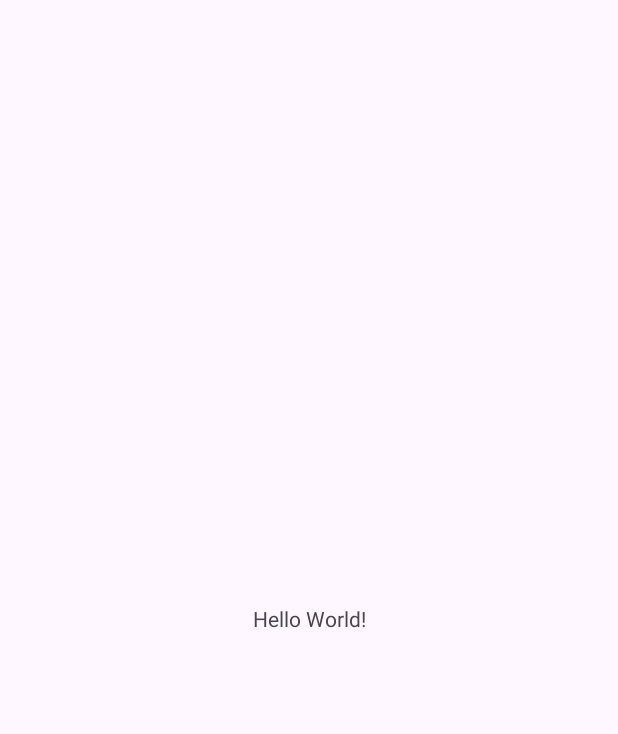
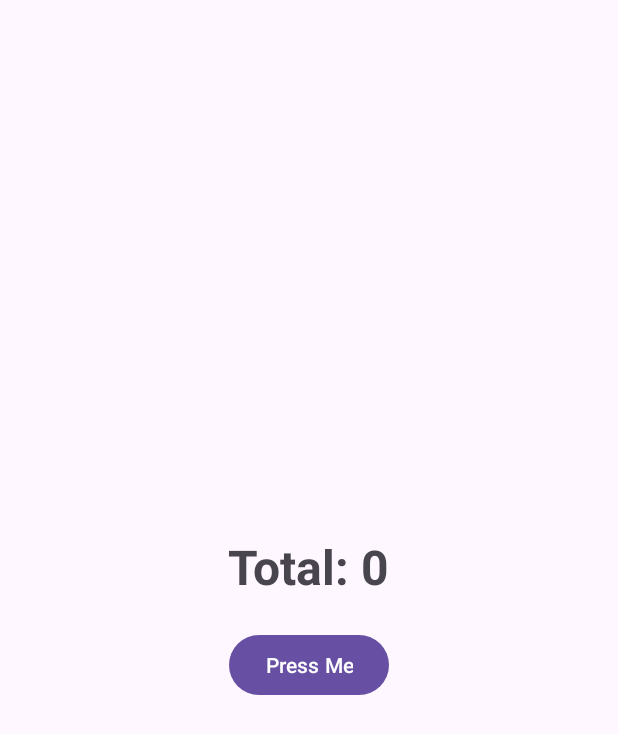
Before and after one commit to levonchka/LAB_WEEK_10, an Android app: the screen it shows after launch (MainActivity), on a phone screen of 412 x 824 dp. Before the commit the part shown is almost empty. Shown: the top 734 px of the screen. Run offline under Robolectric (Android 15) with nearby library versions, the phone set to English and light mode, and no system bars.

Commit message:
Commit No. 1: Implement ViewModel to Handle Rotation

```diff
--- a/app/build.gradle.kts
+++ b/app/build.gradle.kts
@@ -36,7 +36,7 @@ android {
 }
 
 dependencies {
-
+    implementation ("androidx.lifecycle:lifecycle-viewmodel-ktx:2.6.2")
     implementation(libs.androidx.core.ktx)
     implementation(libs.androidx.appcompat)
     implementation(libs.material)
--- a/app/src/main/java/com/example/lab_week_10/MainActivity.kt
+++ b/app/src/main/java/com/example/lab_week_10/MainActivity.kt
@@ -1,20 +1,37 @@
 package com.example.lab_week_10
 
 import android.os.Bundle
-import androidx.activity.enableEdgeToEdge
+import android.widget.Button
+import android.widget.TextView
+import androidx.activity.viewModels
 import androidx.appcompat.app.AppCompatActivity
-import androidx.core.view.ViewCompat
-import androidx.core.view.WindowInsetsCompat
+import androidx.lifecycle.ViewModelProvider
+import com.example.lab_week_10.viewmodels.TotalViewModel
 
 class MainActivity : AppCompatActivity() {
+
+    private val viewModel by lazy { ViewModelProvider(this)[TotalViewModel::class.java] }
+
     override fun onCreate(savedInstanceState: Bundle?) {
         super.onCreate(savedInstanceState)
-        enableEdgeToEdge()
         setContentView(R.layout.activity_main)
-        ViewCompat.setOnApplyWindowInsetsListener(findViewById(R.id.main)) { v, insets ->
-            val systemBars = insets.getInsets(WindowInsetsCompat.Type.systemBars())
-            v.setPadding(systemBars.left, systemBars.top, systemBars.right, systemBars.bottom)
-            insets
+
+        prepareViewModel()
+    }
+
+    private fun updateText(total: Int) {
+        findViewById<TextView>(R.id.text_total).text = getString(R.string.text_total, total)
+    }
+
+    private fun prepareViewModel() {
+
+        viewModel.total.observe(this) { total ->
+            updateText(total)
+        }
+
+
+        findViewById<Button>(R.id.button_increment).setOnClickListener {
+            viewModel.incrementTotal()
         }
     }
 }
--- /dev/null
+++ b/app/src/main/java/com/example/lab_week_10/viewmodels/TotalViewModel.kt
@@ -0,0 +1,15 @@
+package com.example.lab_week_10.viewmodels
+
+import androidx.lifecycle.LiveData
+import androidx.lifecycle.MutableLiveData
+import androidx.lifecycle.ViewModel
+
+class TotalViewModel : ViewModel() {
+
+    private val _total = MutableLiveData(0)
+    val total: LiveData<Int> get() = _total
+
+    fun incrementTotal() {
+        _total.value = (_total.value ?: 0) + 1
+    }
+}
--- a/app/src/main/res/layout/activity_main.xml
+++ b/app/src/main/res/layout/activity_main.xml
@@ -1,19 +1,25 @@
 <?xml version="1.0" encoding="utf-8"?>
-<androidx.constraintlayout.widget.ConstraintLayout xmlns:android="http://schemas.android.com/apk/res/android"
-    xmlns:app="http://schemas.android.com/apk/res-auto"
+<LinearLayout
+    xmlns:android="http://schemas.android.com/apk/res/android"
     xmlns:tools="http://schemas.android.com/tools"
-    android:id="@+id/main"
     android:layout_width="match_parent"
     android:layout_height="match_parent"
+    android:gravity="center"
+    android:orientation="vertical"
     tools:context=".MainActivity">
 
     <TextView
+        android:id="@+id/text_total"
         android:layout_width="wrap_content"
         android:layout_height="wrap_content"
-        android:text="Hello World!"
-        app:layout_constraintBottom_toBottomOf="parent"
-        app:layout_constraintEnd_toEndOf="parent"
-        app:layout_constraintStart_toStartOf="parent"
-        app:layout_constraintTop_toTopOf="parent" />
+        android:text="@string/text_total"
+        android:layout_marginBottom="20dp"
+        android:textStyle="bold"
+        android:textSize="32sp" />
 
-</androidx.constraintlayout.widget.ConstraintLayout>
+    <Button
+        android:id="@+id/button_increment"
+        android:layout_width="wrap_content"
+        android:layout_height="wrap_content"
+        android:text="@string/button_increment" />
+</LinearLayout>
--- a/app/src/main/res/values/strings.xml
+++ b/app/src/main/res/values/strings.xml
@@ -1,3 +1,5 @@
 <resources>
     <string name="app_name">LAB_WEEK_10</string>
+    <string name="text_total">Total: %d</string>
+    <string name="button_increment">Press Me</string>
 </resources>
```
